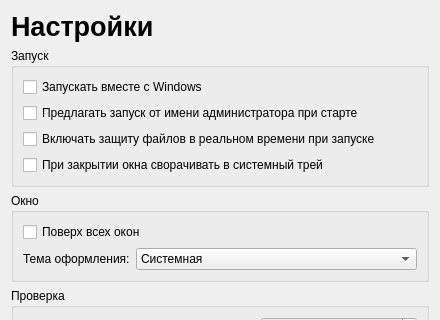
First picture: the form in ui/designer/settings_page.ui, repository UnLuck000/school_project, before the edit; both pictures show x 0 to 440 and y 0 to 320 of the 440 by 556 pixel window.
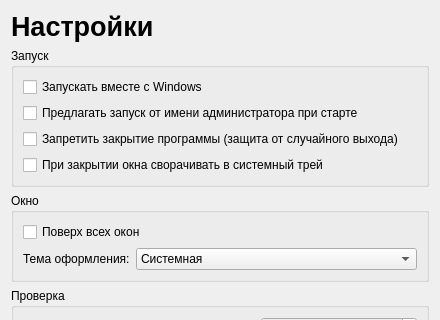
Second picture: the form after the edit.

Patch:
```diff
--- a/ui/designer/settings_page.ui
+++ b/ui/designer/settings_page.ui
@@ -15,7 +15,7 @@
      <layout class="QVBoxLayout" name="layoutStartup">
       <item><widget class="QCheckBox" name="chkAutostart"><property name="text"><string>Запускать вместе с Windows</string></property></widget></item>
       <item><widget class="QCheckBox" name="chkAskAdmin"><property name="text"><string>Предлагать запуск от имени администратора при старте</string></property></widget></item>
-      <item><widget class="QCheckBox" name="chkAutoProtect"><property name="text"><string>Включать защиту файлов в реальном времени при запуске</string></property></widget></item>
+      <item><widget class="QCheckBox" name="chkBlockExit"><property name="text"><string>Запретить закрытие программы (защита от случайного выхода)</string></property><property name="toolTip"><string>Кнопка «Выход» и закрытие окна не завершают программу. Завершить её можно только через диспетчер задач Windows.</string></property></widget></item>
       <item><widget class="QCheckBox" name="chkTray"><property name="text"><string>При закрытии окна сворачивать в системный трей</string></property></widget></item>
      </layout>
     </widget>
```
